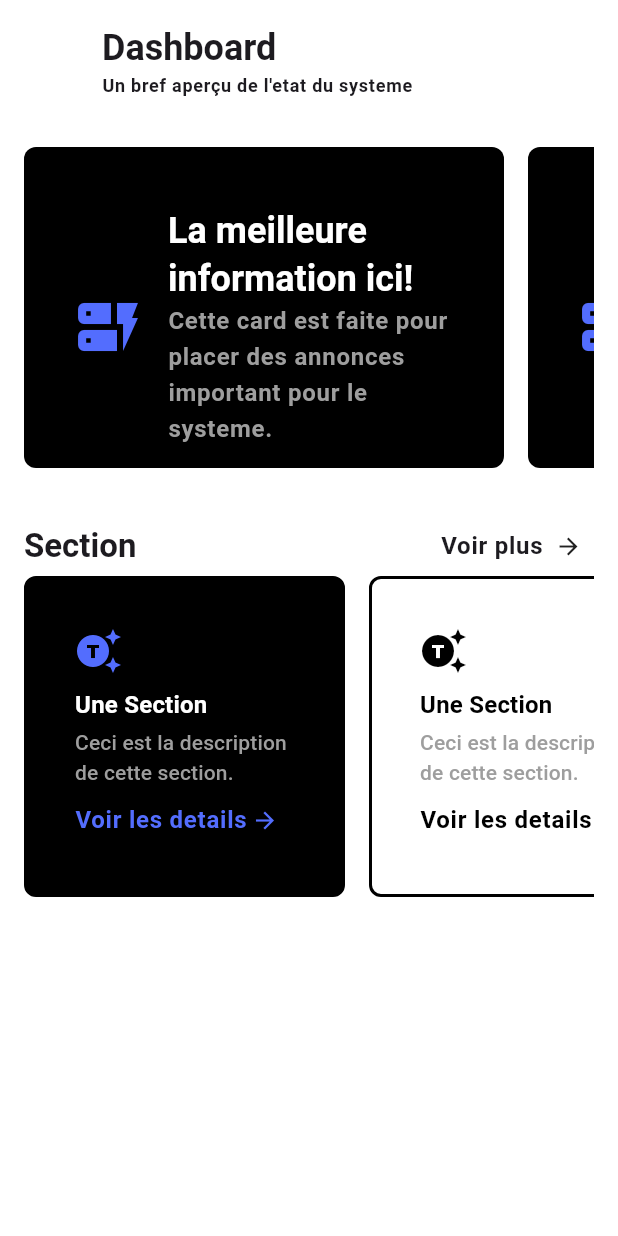
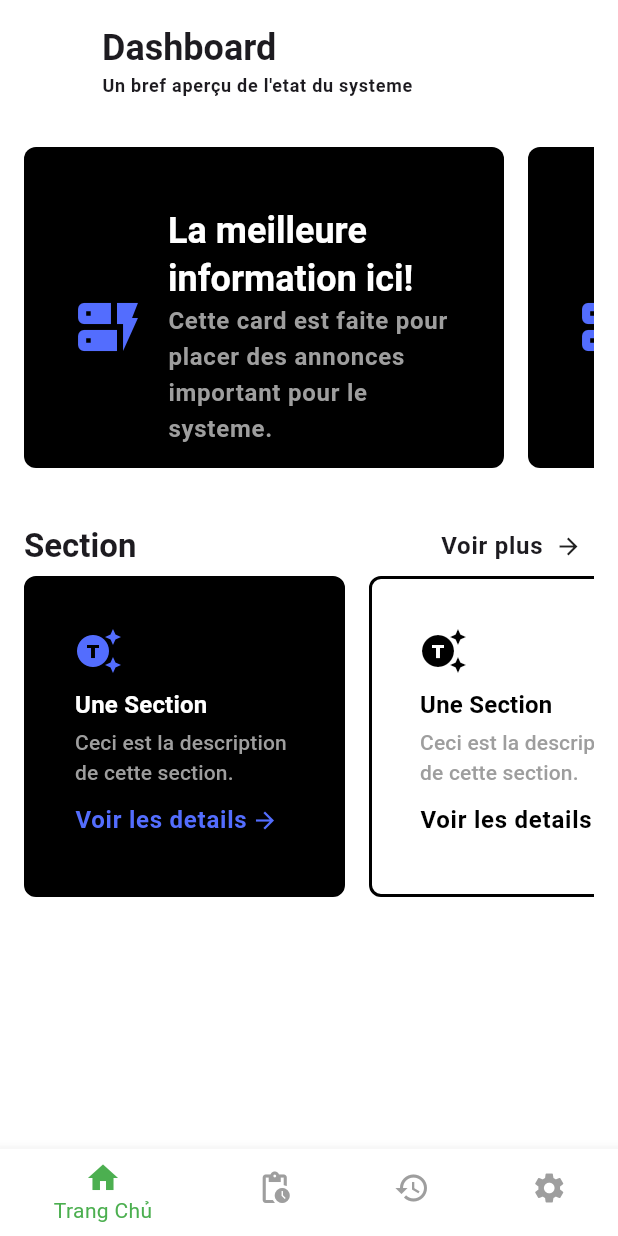
Before and after one commit to Huy1112/mobile_truck_delivery_cus, a Flutter app: the DashboardScreen screen opened directly, on a phone screen of 412 x 824 dp. Run offline on Flutter 3.47's test engine with Material 3 defaults, Android fonts, the phone set to English and light mode, and no system bars; our stand-ins replace get.

Commit message:
AppBar Bottom

```diff
--- a/lib/constant/app_colors.dart
+++ b/lib/constant/app_colors.dart
@@ -9,6 +9,7 @@ class AppColors {
   static const buttonColor = Colors.limeAccent;
   static const indigoAccent = Colors.indigoAccent;
   static const transparent = Colors.transparent;
+  static const appBottomBar = Colors.green;
 
   // Appbar
   static final appbarBackground = Colors.red[900];
--- a/lib/main.dart
+++ b/lib/main.dart
@@ -22,7 +22,7 @@ class MyApp extends StatelessWidget {
       scrollBehavior: WebDragScrollBehavior(),
       getPages: AppPages.routes,
       theme: ThemeData(
-        buttonTheme: ButtonThemeData(
+        buttonTheme: const ButtonThemeData(
           buttonColor: AppColors.buttonColor,     //  <-- dark color
           textTheme: ButtonTextTheme.primary, //  <-- this auto selects the right color
         ),
--- a/lib/screen/dashboard_screen.dart
+++ b/lib/screen/dashboard_screen.dart
@@ -1,12 +1,8 @@
 import 'package:flutter/material.dart';
 import 'package:get/get.dart';
 
-import '../wigets/card_announce_medium.dart';
-import '../wigets/card_with_transparent_and_border.dart';
-import '../wigets/headline.dart';
-import '../wigets/navigate_button.dart';
-import '../wigets/subtitle.dart';
 import '../controller/dashboard_controller.dart';
+import '../wigets/widget_home.dart';
 
 class DashboardScreen extends StatefulWidget {
   const DashboardScreen({Key? key}) : super(key: key);
@@ -17,72 +13,71 @@ class DashboardScreen extends StatefulWidget {
 
 class _MyHomePageState extends State<DashboardScreen> {
   final DashboardController dashboardController = Get.put(DashboardController());
+  int _selectedIndex = 0;
+
+  static const TextStyle optionStyle =
+  TextStyle(fontSize: 30, fontWeight: FontWeight.bold);
+
+  static const List<Widget> _widgetOptions = <Widget>[
+    HomeWidget(),
+    Text(
+      'Index 1: Business',
+      style: optionStyle,
+    ),
+    Text(
+      'Index 2: School',
+      style: optionStyle,
+    ),
+    Text(
+      'Index 3: Settings',
+      style: optionStyle,
+    ),
+  ];
+
+  void _onItemTapped(int index) {
+    setState(() {
+      _selectedIndex = index;
+    });
+  }
 
   @override
   Widget build(BuildContext context) {
-    return Scaffold(body: Padding(
-      padding: const EdgeInsets.all(16),
-      child: SingleChildScrollView(
-        child: Column(
-          mainAxisSize: MainAxisSize.min,
-          mainAxisAlignment: MainAxisAlignment.start,
-          crossAxisAlignment: CrossAxisAlignment.start,
-          children: [
-            const Headline(
-              title: "Dashboard",
-              caption: "Un bref aperçu de l'etat du systeme",
+    return Scaffold(
+        backgroundColor:Colors.white30,
+        body: Padding(
+          padding: const EdgeInsets.all(16),
+          child: _widgetOptions.elementAt(_selectedIndex),
+        ),
+        bottomNavigationBar: Theme(
+          data: Theme.of(context).copyWith(
+          // sets the background color of the `BottomNavigationBar`
+          canvasColor: Colors.white,
+          // sets the active color of the `BottomNavigationBar` if `Brightness` is light
+          primaryColor: Colors.red),
+        child:  BottomNavigationBar(
+          items: const <BottomNavigationBarItem>[
+            BottomNavigationBarItem(
+              icon: Icon(Icons.home),
+              label: 'Trang Chủ',
             ),
-            const SizedBox(height: 32),
-            SizedBox(
-              height: 214,
-              child: ListView.separated(
-                itemCount: 12,
-                shrinkWrap: true,
-                primary: false,
-                scrollDirection: Axis.horizontal,
-                separatorBuilder: (BuildContext context, int index) =>
-                const SizedBox(width: 16),
-                itemBuilder: (context, index) => const CardAnnounceMedium(
-                  iconData: Icons.stars,
-                  title: "La meilleure information ici!",
-                  subtitle:
-                  "Cette card est faite pour placer des annonces important pour le systeme.",
-                ),
-              ),
+            BottomNavigationBarItem(
+              icon: Icon(Icons.pending_actions),
+              label: 'Hoạt Động',
             ),
-            const SizedBox(height: 32),
-            Row(
-              children: [
-                const Subtitle(title: "Section"),
-                const Spacer(),
-                NavigateButton(
-                  onTap: () {},
-                  title: "Voir plus",
-                  iconData: Icons.arrow_forward,
-                ),
-              ],
+            BottomNavigationBarItem(
+              icon: Icon(Icons.history_outlined),
+              label: 'Lịch Sử',
             ),
-            SizedBox(
-              height: 214,
-              child: ListView.separated(
-                itemCount: 10,
-                shrinkWrap: true,
-                primary: false,
-                scrollDirection: Axis.horizontal,
-                separatorBuilder: (BuildContext context, int index) =>
-                const SizedBox(width: 16),
-                itemBuilder: (context, index) => CardWithTransparentAndBorder(
-                  selected: index == 0,
-                  title: 'Une Section',
-                  description: 'Ceci est la description de cette section.',
-                  onTap: () {},
-                ),
-              ),
+            BottomNavigationBarItem(
+              icon: Icon(Icons.settings),
+              label: 'Cài Đặt',
             ),
-            const SizedBox(height: 32),
           ],
-        ),
-      ),
-    ),);
+          currentIndex: _selectedIndex,
+          unselectedItemColor : Colors.grey,
+          selectedItemColor: Colors.green,
+          onTap: _onItemTapped,
+        )
+    ));
   }
 }
--- /dev/null
+++ b/lib/wigets/widget_home.dart
@@ -0,0 +1,82 @@
+import 'package:flutter/material.dart';
+import 'package:truck_delivery_customer/wigets/subtitle.dart';
+
+import 'card_announce_medium.dart';
+import 'card_with_transparent_and_border.dart';
+import 'headline.dart';
+import 'navigate_button.dart';
+
+class HomeWidget extends StatefulWidget {
+  const HomeWidget({super.key});
+
+  @override
+  State createState() => _MyStatefulWidgetState();
+}
+
+class _MyStatefulWidgetState extends State<HomeWidget> {
+  @override
+  Widget build(BuildContext context) {
+    return SingleChildScrollView(
+      child: Column(
+        mainAxisSize: MainAxisSize.min,
+        mainAxisAlignment: MainAxisAlignment.start,
+        crossAxisAlignment: CrossAxisAlignment.start,
+        children: [
+          const Headline(
+            title: "Dashboard",
+            caption: "Un bref aperçu de l'etat du systeme",
+          ),
+          const SizedBox(height: 32),
+          SizedBox(
+            height: 214,
+            child: ListView.separated(
+              itemCount: 12,
+              shrinkWrap: true,
+              primary: false,
+              scrollDirection: Axis.horizontal,
+              separatorBuilder: (BuildContext context, int index) =>
+              const SizedBox(width: 16),
+              itemBuilder: (context, index) => const CardAnnounceMedium(
+                iconData: Icons.stars,
+                title: "La meilleure information ici!",
+                subtitle:
+                "Cette card est faite pour placer des annonces important pour le systeme.",
+              ),
+            ),
+          ),
+          const SizedBox(height: 32),
+          Row(
+            children: [
+              const Subtitle(title: "Section"),
+              const Spacer(),
+              NavigateButton(
+                onTap: () {},
+                title: "Voir plus",
+                iconData: Icons.arrow_forward,
+              ),
+            ],
+          ),
+          SizedBox(
+            height: 214,
+            child: ListView.separated(
+              itemCount: 10,
+              shrinkWrap: true,
+              primary: false,
+              scrollDirection: Axis.horizontal,
+              separatorBuilder: (BuildContext context, int index) =>
+              const SizedBox(width: 16),
+              itemBuilder: (context, index) =>
+                  CardWithTransparentAndBorder(
+                    selected: index == 0,
+                    title: 'Une Section',
+                    description: 'Ceci est la description de cette section.',
+                    onTap: () {},
+                  ),
+            ),
+          ),
+          const SizedBox(height: 32),
+        ],
+      ),
+    );
+  }
+}
```
